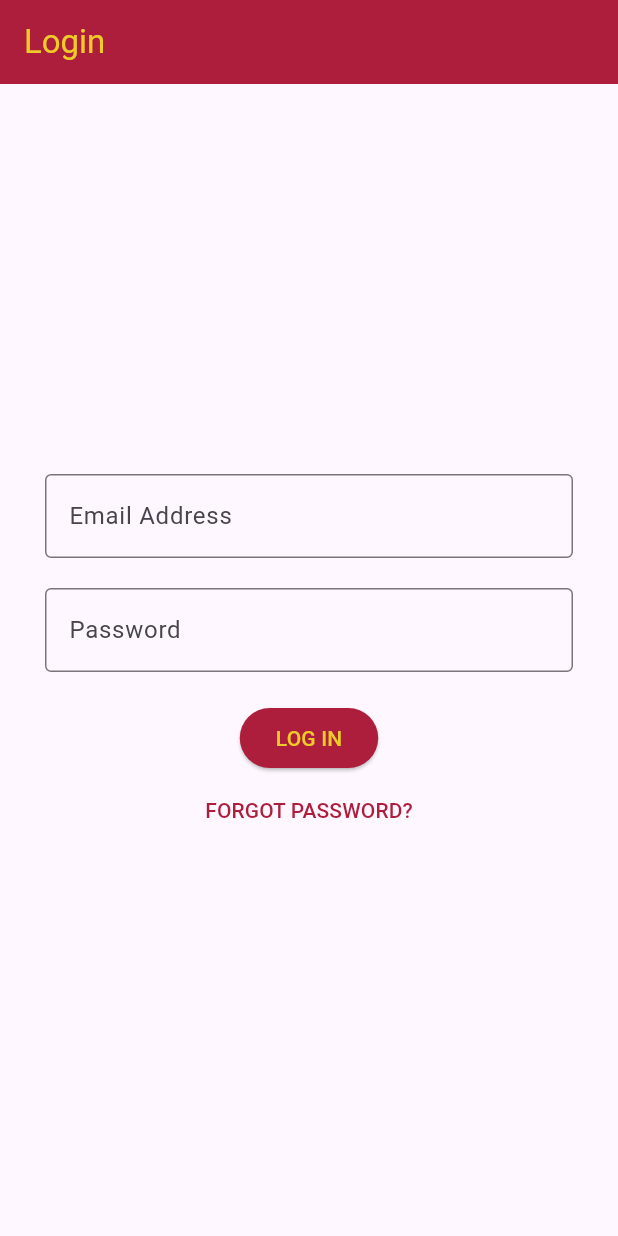
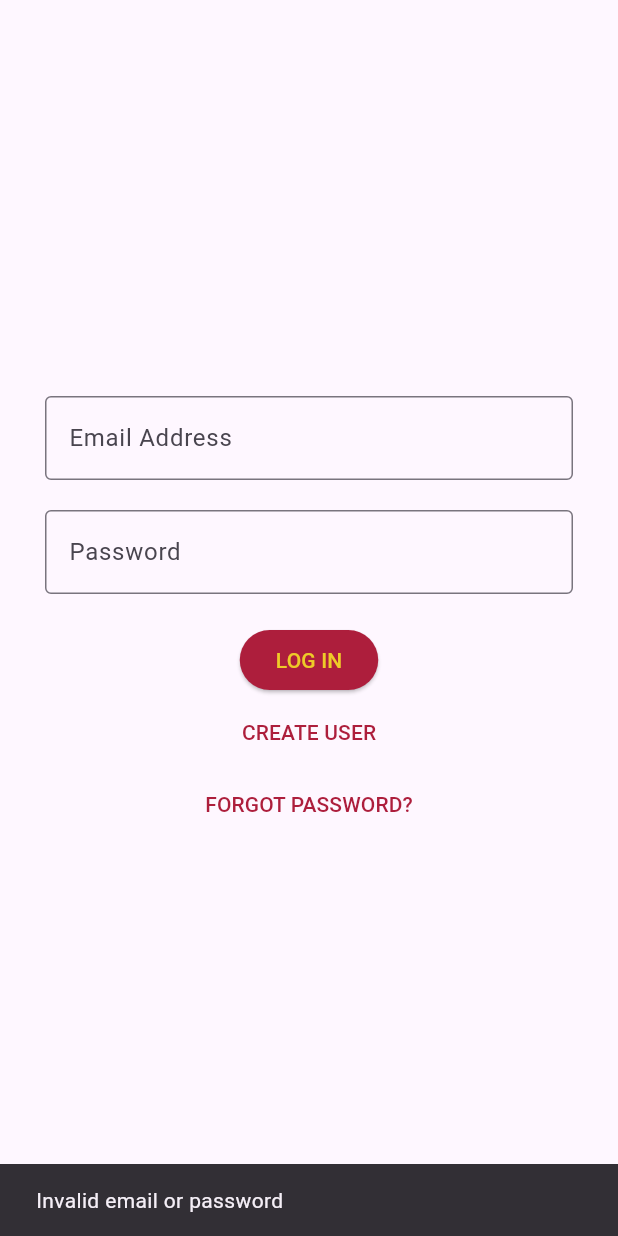
Before and after one commit to SarunasPersonal/ucs_app, a Flutter app: the screen it shows after launch, after a tap on "LOG IN", on a phone screen of 412 x 824 dp. Run offline on Flutter 3.47's test engine with Material 3 defaults, Android fonts, the phone set to English and light mode, and no system bars.

Commit message:
recreated app, added separated files in lib instead of using main only, added consts

```diff
--- /dev/null
+++ b/lib/constants.dart
@@ -0,0 +1,5 @@
+import 'package:flutter/material.dart';
+
+const Color primaryColor = const Color(0xFFAD1E3C);
+const Color secondaryColor = const Color(0xFFEECB28);
+const Color whiteColor = Colors.white;
--- /dev/null
+++ b/lib/loading_screen.dart
@@ -0,0 +1,60 @@
+import 'package:flutter/material.dart';
+import 'package:flutter_ucs_app/constants.dart';
+import 'dart:async';
+import 'package:flutter_ucs_app/login_screen.dart';
+
+class LoadingScreen extends StatefulWidget {
+  const LoadingScreen({super.key});
+
+  @override
+  State<LoadingScreen> createState() => _LoadingScreenState();
+}
+
+class _LoadingScreenState extends State<LoadingScreen> with SingleTickerProviderStateMixin {
+  late AnimationController _controller;
+  late Animation<double> _animation;
+
+  @override
+  void initState() {
+    super.initState();
+
+    _controller = AnimationController(
+      duration: const Duration(seconds: 6),
+      vsync: this,
+    );
+
+    _animation = TweenSequence<double>([
+      TweenSequenceItem(tween: Tween(begin: 0.0, end: 1.0), weight: 20),
+      TweenSequenceItem(tween: ConstantTween(1.0), weight: 20),
+      TweenSequenceItem(tween: Tween(begin: 1.0, end: 0.0), weight: 20),
+    ]).animate(_controller);
+
+    _controller.forward();
+
+    Timer(const Duration(seconds: 6), () {
+      Navigator.pushReplacement(
+        context,
+        MaterialPageRoute(builder: (context) => const LoginScreen()),
+      );
+    });
+  }
+
+  @override
+  void dispose() {
+    _controller.dispose();
+    super.dispose();
+  }
+
+  @override
+  Widget build(BuildContext context) {
+    return Scaffold(
+      backgroundColor: primaryColor,
+      body: Center(
+        child: FadeTransition(
+          opacity: _animation,
+          child: Image.asset('assets/logo.png', width: 200),
+        ),
+      ),
+    );
+  }
+}
--- /dev/null
+++ b/lib/login_screen.dart
@@ -0,0 +1,86 @@
+import 'package:flutter/material.dart';
+import 'package:flutter_ucs_app/constants.dart';
+import 'package:flutter_ucs_app/home_page.dart';
+
+class LoginScreen extends StatelessWidget {
+  const LoginScreen({super.key});
+
+  @override
+  Widget build(BuildContext context) {
+    final emailController = TextEditingController();
+    final passwordController = TextEditingController();
+
+    return Scaffold(
+      body: Center(
+        child: SingleChildScrollView(
+          child: ConstrainedBox(
+            constraints: const BoxConstraints(maxWidth: 400),
+            child: Padding(
+              padding: const EdgeInsets.all(24.0),
+              child: Column(
+                mainAxisSize: MainAxisSize.min,
+                children: [
+                  TextField(
+                    controller: emailController,
+                    decoration: const InputDecoration(
+                      labelText: 'Email Address',
+                      border: OutlineInputBorder(),
+                    ),
+                  ),
+                  const SizedBox(height: 20),
+                  TextField(
+                    controller: passwordController,
+                    obscureText: true,
+                    decoration: const InputDecoration(
+                      labelText: 'Password',
+                      border: OutlineInputBorder(),
+                    ),
+                  ),
+                  const SizedBox(height: 20),
+                  ElevatedButton(
+                    style: ElevatedButton.styleFrom(
+                      backgroundColor: primaryColor,
+                    ),
+                    onPressed: () {
+                      if (emailController.text == 'admin@btc.ac.uk' &&
+                          passwordController.text == 'admin') {
+                        Navigator.pushReplacement(
+                          context,
+                          MaterialPageRoute(builder: (_) => const HomePage()),
+                        );
+                      } else {
+                        ScaffoldMessenger.of(context).showSnackBar(
+                          const SnackBar(
+                            content: Text('Invalid email or password'),
+                          ),
+                        );
+                      }
+                    },
+                    child: const Text(
+                      'LOG IN',
+                      style: TextStyle(color: secondaryColor),
+                    ),
+                  ),
+                  TextButton(
+                    onPressed: () {},
+                    child: const Text(
+                      'CREATE USER',
+                      style: TextStyle(color: primaryColor),
+                    ),
+                  ),
+                  TextButton(
+                    onPressed: () {},
+                    child: const Text(
+                      'FORGOT PASSWORD?',
+                      style: TextStyle(color: primaryColor),
+                    ),
+                  ),
+                ],
+              ),
+            ),
+          ),
+        ),
+      ),
+    );
+  }
+}
--- a/lib/main.dart
+++ b/lib/main.dart
@@ -1,162 +1,18 @@
-import 'dart:async'; // Import Timer for delaying actions
-import 'package:flutter/material.dart'; // Import Flutter material package
+import 'package:flutter/material.dart';
+import 'package:flutter_ucs_app/loading_screen.dart';
 
-// Entry point of the Flutter application
 void main() {
-  runApp(const MyApp()); // Run the MyApp widget
+  runApp(const MyApp());
 }
 
-// Root widget of the application
 class MyApp extends StatelessWidget {
   const MyApp({super.key});
 
   @override
   Widget build(BuildContext context) {
-    return const MaterialApp(
-      home: LoadingScreen(), // Set the initial screen to LoadingScreen
-      debugShowCheckedModeBanner: false, // Remove the debug banner
+    return MaterialApp(
+      home: const LoadingScreen(),
+      debugShowCheckedModeBanner: false,
     );
   }
 }
-
-// Loading screen widget displaying a fade-in and fade-out animation
-class LoadingScreen extends StatefulWidget {
-  const LoadingScreen({super.key});
-
-  @override
-  State<LoadingScreen> createState() => _LoadingScreenState();
-}
-
-class _LoadingScreenState extends State<LoadingScreen>
-    with SingleTickerProviderStateMixin {
-  late AnimationController _controller; // Controls animation timing
-  late Animation<double> _animation; // Animation for fading
-
-  @override
-  void initState() {
-    super.initState();
-
-    // Initialize the animation controller with a 6-second duration
-    _controller = AnimationController(
-      duration: const Duration(seconds: 6),
-      vsync: this,
-    );
-
-    // Define the animation sequence (fade-in, hold, fade-out)
-    _animation = TweenSequence<double>([
-      TweenSequenceItem(tween: Tween(begin: 0.0, end: 1.0), weight: 20), // Fade-in
-      TweenSequenceItem(tween: ConstantTween(1.0), weight: 20), // Hold fully visible
-      TweenSequenceItem(tween: Tween(begin: 1.0, end: 0.0), weight: 20), // Fade-out
-    ]).animate(_controller);
-
-    // Start the animation
-    _controller.forward();
-
-    // Navigate to LoginScreen after 6 seconds
-    Timer(const Duration(seconds: 6), () {
-      Navigator.pushReplacement(
-        context,
-        MaterialPageRoute(builder: (context) => const LoginScreen()),
-      );
-    });
-  }
-
-  @override
-  void dispose() {
-    _controller.dispose(); // Dispose the animation controller
-    super.dispose();
-  }
-
-  @override
-  Widget build(BuildContext context) {
-    // Build loading screen UI
-    return Scaffold(
-      backgroundColor: const Color(0xFFAD1E3C), // Background color
-      body: Center(
-        child: FadeTransition(
-          opacity: _animation, // Apply fade transition
-          child: Image.asset(
-            'assets/logo.png', // Display logo image
-            width: 200,
-          ),
-        ),
-      ),
-    );
-  }
-}
-
-// Login screen widget with email and password fields
-class LoginScreen extends StatelessWidget {
-  const LoginScreen({super.key});
-
-  @override
-  Widget build(BuildContext context) {
-    // Build login screen UI
-    return Scaffold(
-      appBar: AppBar(
-        backgroundColor: const Color(0xFFAD1E3C), // AppBar color
-        title: const Text(
-          'Login',
-          style: TextStyle(color: Color(0xFFEECB28)), // AppBar text color
-        ),
-      ),
-      body: Center(
-        child: SingleChildScrollView(
-          child: ConstrainedBox(
-            constraints: const BoxConstraints(maxWidth: 400), // Limit form width
-            child: Padding(
-              padding: const EdgeInsets.all(24.0), // Padding around form
-              child: Column(
-                mainAxisSize: MainAxisSize.min,
-                children: [
-                  // Email input field
-                  TextField(
-                    decoration: InputDecoration(
-                      labelText: 'Email Address',
-                      border: const OutlineInputBorder(),
-                      focusedBorder: OutlineInputBorder(
-                        borderSide: BorderSide(color: Color(0xFFAD1E3C)),
-                      ),
-                    ),
-                  ),
-                  const SizedBox(height: 20), // Space between fields
-                  // Password input field
-                  TextField(
-                    obscureText: true, // Hide password text
-                    decoration: InputDecoration(
-                      labelText: 'Password',
-                      border: const OutlineInputBorder(),
-                      focusedBorder: OutlineInputBorder(
-                        borderSide: BorderSide(color: Color(0xFFAD1E3C)),
-                      ),
-                    ),
-                  ),
-                  const SizedBox(height: 20), // Space before buttons
-                  // Login button
-                  ElevatedButton(
-                    style: ElevatedButton.styleFrom(
-                      backgroundColor: const Color(0xFFAD1E3C), // Button color
-                    ),
-                    onPressed: () {},
-                    child: const Text(
-                      'LOG IN',
-                      style: TextStyle(color: Color(0xFFEECB28)), // Button text color
-                    ),
-                  ),
-                  // Forgot password button
-                  TextButton(
-                    onPressed: () {},
-                    child: const Text(
-                      'FORGOT PASSWORD?',
-                      style: TextStyle(color: Color(0xFFAD1E3C)), // Button text color
-                    ),
-                  ),
-                ],
-              ),
-            ),
-          ),
-        ),
-      ),
-    );
-  }
-}
--- a/pubspec.yaml
+++ b/pubspec.yaml
@@ -9,6 +9,7 @@ environment:
 dependencies:
   flutter:
     sdk: flutter
+  go_router: ^14.8.1
 
 dev_dependencies:
   flutter_test:
```
Also changed, not shown: lib/booking_page.dart (added, +122 -0 lines), lib/datetime_picker.dart (added, +45 -0 lines), lib/home_page.dart (added, +61 -0 lines), pubspec.lock.
